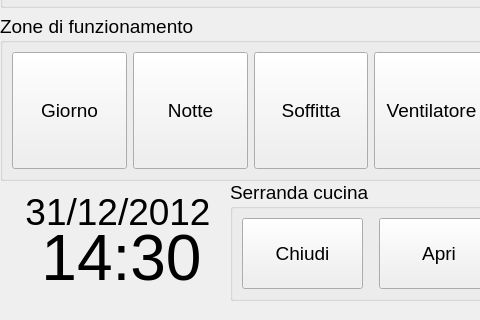
Qt form dlg_control.ui (pillo79/home-control) before a commit; both pictures show x 0 to 480 and y 160 to 480 of the 800 by 480 pixel window.
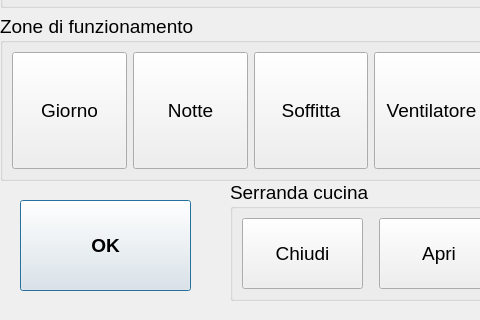
The same form after that commit.

Commit message: Split control/status windows

Diff of the .ui file:
```diff
--- a/dlg_control.ui
+++ b/dlg_control.ui
@@ -518,64 +518,38 @@
     </item>
    </layout>
   </widget>
-  <widget class="QLabel" name="tlOra">
+  <widget class="QPushButton" name="pbOK">
    <property name="geometry">
     <rect>
-     <x>30</x>
-     <y>380</y>
-     <width>183</width>
-     <height>76</height>
+     <x>20</x>
+     <y>360</y>
+     <width>171</width>
+     <height>91</height>
     </rect>
    </property>
    <property name="sizePolicy">
-    <sizepolicy hsizetype="Expanding" vsizetype="Expanding">
+    <sizepolicy hsizetype="Minimum" vsizetype="Minimum">
      <horstretch>0</horstretch>
      <verstretch>0</verstretch>
     </sizepolicy>
    </property>
    <property name="font">
     <font>
-     <pointsize>48</pointsize>
+     <weight>75</weight>
+     <bold>true</bold>
     </font>
    </property>
    <property name="text">
-    <string>14:30</string>
+    <string>OK</string>
    </property>
-   <property name="scaledContents">
-    <bool>false</bool>
+   <property name="checkable">
+    <bool>true</bool>
    </property>
-   <property name="alignment">
-    <set>Qt::AlignCenter</set>
-   </property>
-  </widget>
-  <widget class="QLabel" name="tlData">
-   <property name="geometry">
-    <rect>
-     <x>10</x>
-     <y>350</y>
-     <width>216</width>
-     <height>44</height>
-    </rect>
-   </property>
-   <property name="sizePolicy">
-    <sizepolicy hsizetype="Expanding" vsizetype="Expanding">
-     <horstretch>0</horstretch>
-     <verstretch>0</verstretch>
-    </sizepolicy>
-   </property>
-   <property name="font">
-    <font>
-     <pointsize>28</pointsize>
-    </font>
-   </property>
-   <property name="text">
-    <string>31/12/2012</string>
-   </property>
-   <property name="scaledContents">
+   <property name="autoExclusive">
     <bool>false</bool>
    </property>
-   <property name="alignment">
-    <set>Qt::AlignCenter</set>
+   <property name="default">
+    <bool>true</bool>
    </property>
   </widget>
  </widget>
```
The commit also changes 10 other files.
